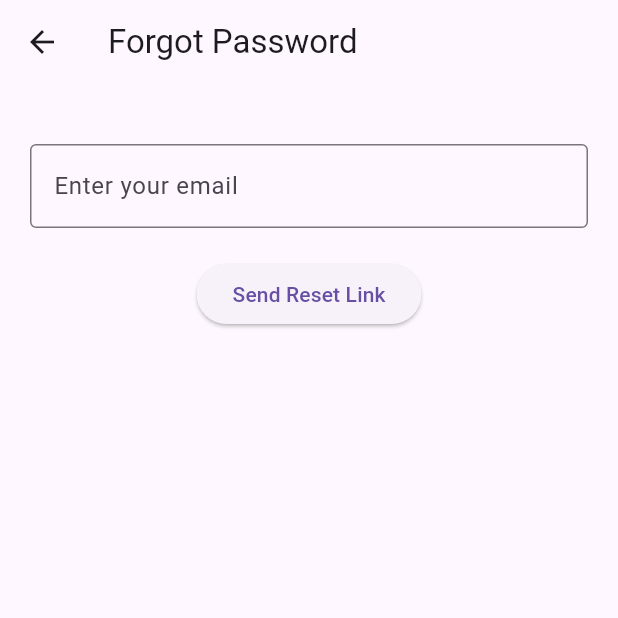
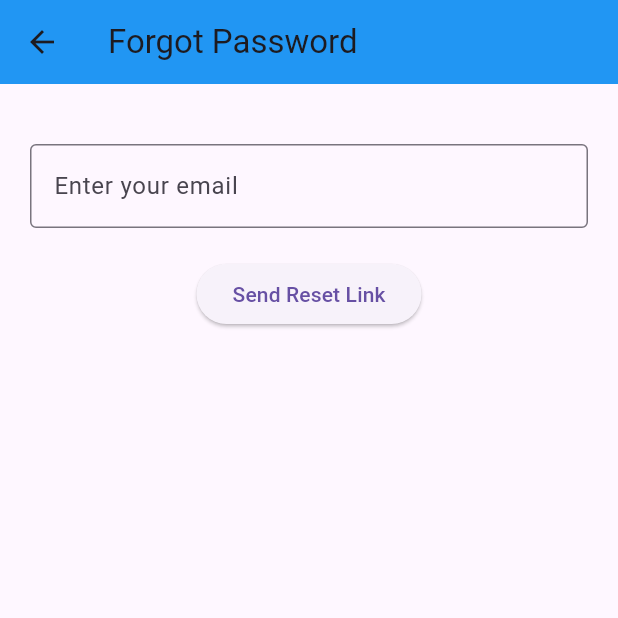
Before and after one commit to aurelliadwiputri/ukk_kasir2, a Flutter app: the LoginPage screen opened by its route, after a tap on "Forgot Password?", on a phone screen of 412 x 824 dp, the top half of it. Run offline on Flutter 3.47's test engine with Material 3 defaults, Android fonts, the light colour scheme and no system bars; our stand-ins replace supabase_flutter; missing offline and left inert: dart:js_interop; accounts and stored records are empty; network calls fail.

Commit message:
commit 2

```diff
--- a/lib/login.dart
+++ b/lib/login.dart
@@ -1,4 +1,8 @@
+import 'dart:js_interop';
+
 import 'package:flutter/material.dart';
+import 'package:percobaan_ukk_kasir/homapage.dart';
+import 'package:percobaan_ukk_kasir/main.dart';
 
 void main() {
   runApp(const MyApp());
@@ -21,14 +25,14 @@ class LoginPage extends StatefulWidget {
 }
 
 class _LoginPageState extends State<LoginPage> {
-  final TextEditingController _emailController = TextEditingController();
+  final TextEditingController _usernameController = TextEditingController();
   final TextEditingController _passwordController = TextEditingController();
 
   void _login() {
-    String email = _emailController.text;
+    String username= _usernameController.text;
     String password = _passwordController.text;
 
-    if (email == "aurel" && password == "aurellia") {
+    if (username == "aurel" && password == "aurellia") {
       ScaffoldMessenger.of(context).showSnackBar(
         const SnackBar(content: Text('Login berhasil!')),
       );
@@ -46,6 +50,7 @@ class _LoginPageState extends State<LoginPage> {
   @override
   Widget build(BuildContext context) {
     return Scaffold(
+
       appBar: AppBar(
           backgroundColor: Colors.blue,
           leading: IconButton(
@@ -107,9 +112,10 @@ class _LoginPageState extends State<LoginPage> {
                         child: Column(
                           children: [
                             TextField(
-                              controller: _emailController,
+                              controller: _usernameController,
                               decoration: const InputDecoration(
                                 hintText: "Email or username",
+                                prefixIcon: Icon(Icons.person, color: Colors.blueGrey,),
                                 hintStyle: TextStyle(color: Colors.grey),
                                 border: InputBorder.none,
                               ),
@@ -120,6 +126,7 @@ class _LoginPageState extends State<LoginPage> {
                               obscureText: true,
                               decoration: const InputDecoration(
                                 hintText: "Password",
+                                prefixIcon: Icon(Icons.lock, color: Colors.blueGrey,),
                                 hintStyle: TextStyle(color: Colors.grey),
                                 border: InputBorder.none,
                               ),
@@ -170,7 +177,7 @@ class _LoginPageState extends State<LoginPage> {
                           Navigator.push(
                             context,
                             MaterialPageRoute(
-                                builder: (context) => const SignUpPage()),
+                                builder: (context) => const HomePage()),
                           );
                         },
                         child: const Center(
@@ -186,71 +193,6 @@ class _LoginPageState extends State<LoginPage> {
                 ),
               ),
             ),
-          ],
-        ),
-      ),
-    );
-  }
-}
-
-class ForgotPasswordPage extends StatelessWidget {
-  const ForgotPasswordPage({super.key});
-
-  @override
-  Widget build(BuildContext context) {
-    return Scaffold(
-      appBar: AppBar(title: const Text('Forgot Password')),
-      body: Padding(
-        padding: const EdgeInsets.all(20),
-        child: Column(
-          children: [
-            const SizedBox(height: 20),
-            const TextField(
-              decoration: InputDecoration(
-                hintText: "Enter your email",
-                border: OutlineInputBorder(),
-              ),
-            ),
-            const SizedBox(height: 20),
-            ElevatedButton(
-              onPressed: () {
-                ScaffoldMessenger.of(context).showSnackBar(
-                  const SnackBar(content: Text('Reset password email sent!')),
-                );
-                Navigator.pop(context);
-              },
-              child: const Text('Send Reset Link'),
-            ),
-          ],
-        ),
-      ),
-    );
-  }
-}
-
-class HomePage extends StatelessWidget {
-  const HomePage({super.key});
-
-  @override
-  Widget build(BuildContext context) {
-    return DefaultTabController(
-      length: 3,
-      child: Scaffold(
-        appBar: AppBar(
-          title: const Text('Home'),
-          bottom: const TabBar(
-            tabs: [
-              Tab(icon: Icon(Icons.dashboard), text: 'Dashboard'),
-              Tab(icon: Icon(Icons.shopping_cart), text: 'Orders'),
-              Tab(icon: Icon(Icons.person), text: 'Profile'),
-            ],
-          ),
-        ),
-        body: const TabBarView(
-          children: [
-            Center(child: Text('Dashboard Content')),
-            Center(child: Text('Orders Content')),
-            Center(child: Text('Profile Content')),
           ],
         ),
       ),
@@ -315,3 +257,47 @@ class SignUpPage extends StatelessWidget {
     );
   }
 }
+
+class ForgotPasswordPage extends StatelessWidget {
+  const ForgotPasswordPage({super.key});
+
+  @override
+  Widget build(BuildContext context) {
+    return Scaffold(
+      appBar: AppBar(
+        backgroundColor: Colors.blue,
+        title: const Text('Forgot Password'),
+        leading: IconButton(
+          icon: const Icon(Icons.arrow_back),
+          onPressed: () {
+            Navigator.pop(context);
+          },
+        ),
+      ),
+      body: Padding(
+        padding: const EdgeInsets.all(20),
+        child: Column(
+          children: [
+            const SizedBox(height: 20),
+            const TextField(
+              decoration: InputDecoration(
+                hintText: "Enter your email",
+                border: OutlineInputBorder(),
+              ),
+            ),
+            const SizedBox(height: 20),
+            ElevatedButton(
+              onPressed: () {
+                ScaffoldMessenger.of(context).showSnackBar(
+                  const SnackBar(content: Text('Reset password email sent!')),
+                );
+                Navigator.pop(context);
+              },
+              child: const Text('Send Reset Link'),
+            ),
+          ],
+        ),
+      ),
+    );
+  }
+}
--- a/pubspec.yaml
+++ b/pubspec.yaml
@@ -35,6 +35,7 @@ dependencies:
   # The following adds the Cupertino Icons font to your application.
   # Use with the CupertinoIcons class for iOS style icons.
   cupertino_icons: ^1.0.6
+  supabase_flutter: ^2.8.3
 
 dev_dependencies:
   flutter_test:
```
Also changed, not shown: lib/homapage.dart (added, +98 -0 lines), lib/main.dart (+12 -4 lines), pubspec.lock, 5 other files.
